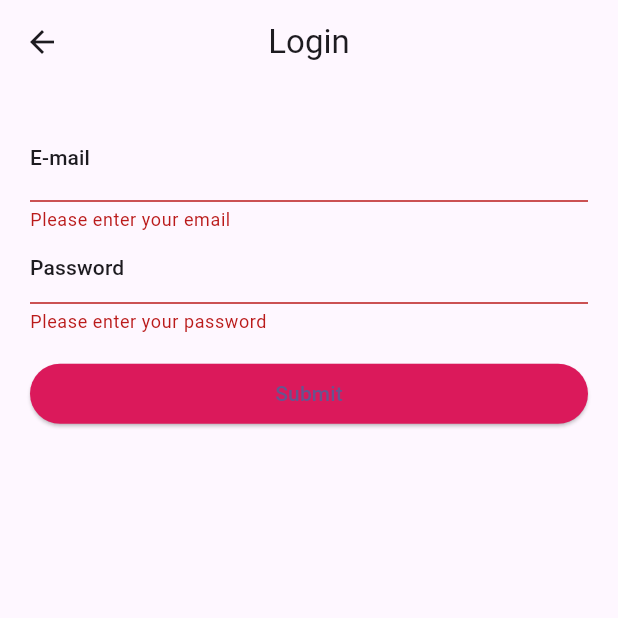
After one commit to nefario19/budo, a Flutter app: the LoginPage screen opened directly, after a tap on "Submit", on a phone screen of 412 x 824 dp, the top half of it. The commit adds this screen. Run offline on Flutter 3.47's test engine with Material 3 defaults, Android fonts, the phone set to English and light mode, and no system bars; our stand-ins replace freezed_annotation, supabase_flutter; missing offline and left inert: loglytics; accounts and stored records are empty.

Commit message:
[WIP] added some packages and continuing the developing the auth layer

```diff
--- /dev/null
+++ b/lib/features/authentication/services/auth_service.dart
@@ -0,0 +1,63 @@
+import 'package:loglytics/loglytics.dart';
+import 'package:supabase_flutter/supabase_flutter.dart';
+
+class AuthService with Loglytics {
+  late final SupabaseClient _client;
+  Session? _session;
+  late final Stream<AuthState> _authSubscription;
+
+  bool loading = false;
+  String? userEmail;
+
+  void initialize() {
+    log.info('I am initializing');
+    _client = Supabase.instance.client;
+    _authSubscription = Supabase.instance.client.auth.onAuthStateChange;
+    log.info('I am done initializing');
+  }
+
+  Future<void> signUpWithEmailAndPassword({required String email, required String password}) async {
+    log.info('Signing up $email');
+    try {
+      final AuthResponse response = await _client.auth.signUp(email: email, password: password);
+      _session = response.session;
+    } on FormatException {
+      rethrow;
+    } on AuthException {
+      rethrow;
+    } on Exception {
+      rethrow;
+    }
+  }
+
+  Future<void> signInWithEmailAndPassword({required String email, required String password}) async {
+    log.info('Signing in $email');
+    try {
+      final AuthResponse response = await _client.auth.signInWithPassword(
+        email: email,
+        password: password,
+      );
+      _session = response.session;
+    } on FormatException {
+      rethrow;
+    } on AuthException {
+      rethrow;
+    } on Exception {
+      rethrow;
+    }
+  }
+
+  Future<void> signOut() async {
+    log.info('Signing out ${_session?.user.email}');
+    try {
+      await _client.auth.signOut();
+      log.info('${_session?.user.email} is signed out');
+    } on AuthException {
+      rethrow;
+    } on Exception {
+      rethrow;
+    }
+  }
+
+  bool isAuthenticated() => _session?.user != null;
+}
--- /dev/null
+++ b/lib/features/authentication/view_models/auth_view_model.dart
@@ -0,0 +1,25 @@
+import 'package:budo_app/features/authentication/services/auth_service.dart';
+import 'package:flutter/material.dart';
+
+class AuthViewModel {
+  final AuthService authService =
+      AuthService(); //Initialize this service in the splash screen and register in getit.
+  final GlobalKey<FormState> _formKey = GlobalKey<FormState>();
+  GlobalKey<FormState> get formKey => _formKey;
+  final _emailController = TextEditingController();
+  TextEditingController get emailController => _emailController;
+  final _passwordController = TextEditingController();
+  TextEditingController get passwordController => _passwordController;
+  final String email = '';
+  final String password = '';
+
+  void signIn({required String email, required String password}) async =>
+      await authService.signInWithEmailAndPassword(email: email, password: password);
+
+  void signUp({required String email, required String password}) async =>
+      await authService.signUpWithEmailAndPassword(email: email, password: password);
+
+  void signOut() async {
+    await authService.signOut();
+  }
+}
--- /dev/null
+++ b/lib/features/authentication/views/sign_in_view.dart
@@ -0,0 +1,84 @@
+import 'package:budo_app/features/authentication/view_models/auth_view_model.dart';
+import 'package:flutter/material.dart';
+
+class LoginPage extends StatelessWidget {
+  const LoginPage({super.key});
+
+  @override
+  Widget build(BuildContext context) {
+    final AuthViewModel model = AuthViewModel();
+    final _formKey = model.formKey;
+
+    return Scaffold(
+      appBar: AppBar(
+        centerTitle: true,
+        elevation: 0,
+        title: Text('Login', style: Theme.of(context).textTheme.titleLarge),
+      ),
+      body: Padding(
+        padding: const EdgeInsets.all(20.0),
+        child: Form(
+          key: _formKey,
+          child: Center(
+            child: Column(
+              children: [
+                TextFormField(
+                  style: Theme.of(context).textTheme.titleLarge,
+                  validator: (currentValue) {
+                    if (currentValue == null || currentValue.isEmpty) {
+                      return 'Please enter your email';
+                    }
+                    return null;
+                  },
+                  controller: model.emailController,
+                  decoration: InputDecoration(
+                    labelText: 'E-mail',
+                    labelStyle: Theme.of(context).textTheme.labelLarge,
+                  ),
+                ),
+                TextFormField(
+                  style: Theme.of(context).textTheme.labelSmall,
+                  validator: (currentValue) {
+                    if (currentValue == null || currentValue.isEmpty) {
+                      return 'Please enter your password';
+                    }
+                    return null;
+                  },
+                  controller: model.passwordController,
+                  decoration: InputDecoration(
+                    labelText: 'Password',
+                    labelStyle: Theme.of(context).textTheme.labelLarge,
+                  ),
+                  obscureText: true,
+                ),
+                const SizedBox(height: 16),
+                Row(
+                  children: [
+                    Expanded(
+                      child: ElevatedButton(
+                        style: ButtonStyle(
+                          backgroundColor:
+                              Theme.of(context).elevatedButtonTheme.style?.backgroundColor ??
+                              MaterialStateProperty.all(const Color(0xffDB195B)),
+                        ),
+                        child: const Text('Submit'),
+                        onPressed: () {
+                          if (_formKey.currentState!.validate()) {
+                            model.signIn(
+                              email: model.emailController.text,
+                              password: model.passwordController.text,
+                            );
+                          }
+                        },
+                      ),
+                    ),
+                  ],
+                ),
+              ],
+            ),
+          ),
+        ),
+      ),
+    );
+  }
+}
--- a/pubspec.yaml
+++ b/pubspec.yaml
@@ -17,6 +17,7 @@ dependencies:
   freezed_annotation: ^3.0.0
   supabase_flutter: ^2.9.0
   loglytics: ^0.15.0
+  mvvm_plus: ^1.5.4
 
 dev_dependencies:
   flutter_test:
```
Also changed, not shown: lib/features/authentication/auth_service.dart (deleted, +0 -68 lines), lib/features/core/splash/view_models/splash_view_model.dart (added, +17 -0 lines), lib/features/core/splash/views/splash_view.dart (added, +34 -0 lines), lib/main.dart (+0 -16 lines), pubspec.lock.
